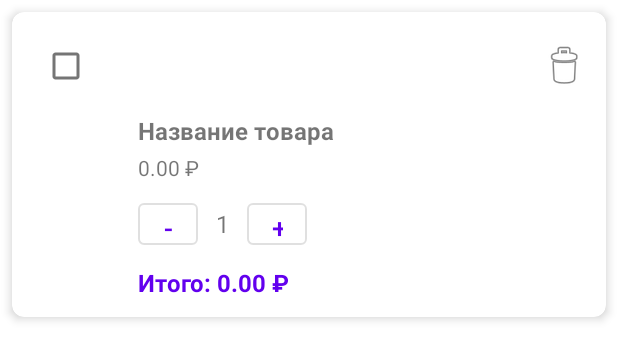
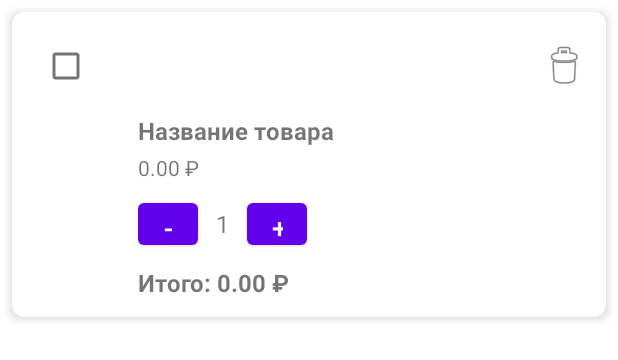
Before and after one commit to sp00ler/androidApp, an Android app: the layout item_cart.xml on its own in the app's theme, with its tools: preview values and no code run, on a phone screen of 412 x 824 dp. Shown: the top 360 px of the screen. Run offline under Robolectric (Android 15) with nearby library versions, the phone set to English and light mode, and no system bars.

```diff
--- a/android/app/src/main/res/layout/item_cart.xml
+++ b/android/app/src/main/res/layout/item_cart.xml
@@ -13,7 +13,6 @@
         android:orientation="vertical"
         android:padding="12dp">
 
-        <!-- Верхняя часть: чекбокс и кнопка удаления -->
         <LinearLayout
             android:layout_width="match_parent"
             android:layout_height="wrap_content"
@@ -39,7 +38,6 @@
                 android:contentDescription="Удалить" />
         </LinearLayout>
 
-        <!-- Основная часть: изображение и информация -->
         <LinearLayout
             android:layout_width="match_parent"
             android:layout_height="wrap_content"
@@ -76,7 +74,6 @@
                     android:textSize="14sp"
                     android:layout_marginTop="4dp" />
 
-                <!-- Контроль количества -->
                 <LinearLayout
                     android:layout_width="wrap_content"
                     android:layout_height="wrap_content"
@@ -89,8 +86,7 @@
                         android:layout_width="40dp"
                         android:layout_height="40dp"
                         android:text="-"
-                        android:textSize="18sp"
-                        style="@style/Widget.MaterialComponents.Button.OutlinedButton" />
+                        android:textSize="18sp" />
 
                     <TextView
                         android:id="@+id/tvQuantity"
@@ -106,8 +102,7 @@
                         android:layout_width="40dp"
                         android:layout_height="40dp"
                         android:text="+"
-                        android:textSize="18sp"
-                        style="@style/Widget.MaterialComponents.Button.OutlinedButton" />
+                        android:textSize="18sp" />
                 </LinearLayout>
 
                 <TextView
@@ -117,7 +112,6 @@
                     android:text="Итого: 0.00 ₽"
                     android:textSize="16sp"
                     android:textStyle="bold"
-                    android:textColor="?attr/colorPrimary"
                     android:layout_marginTop="8dp" />
             </LinearLayout>
         </LinearLayout>
```
